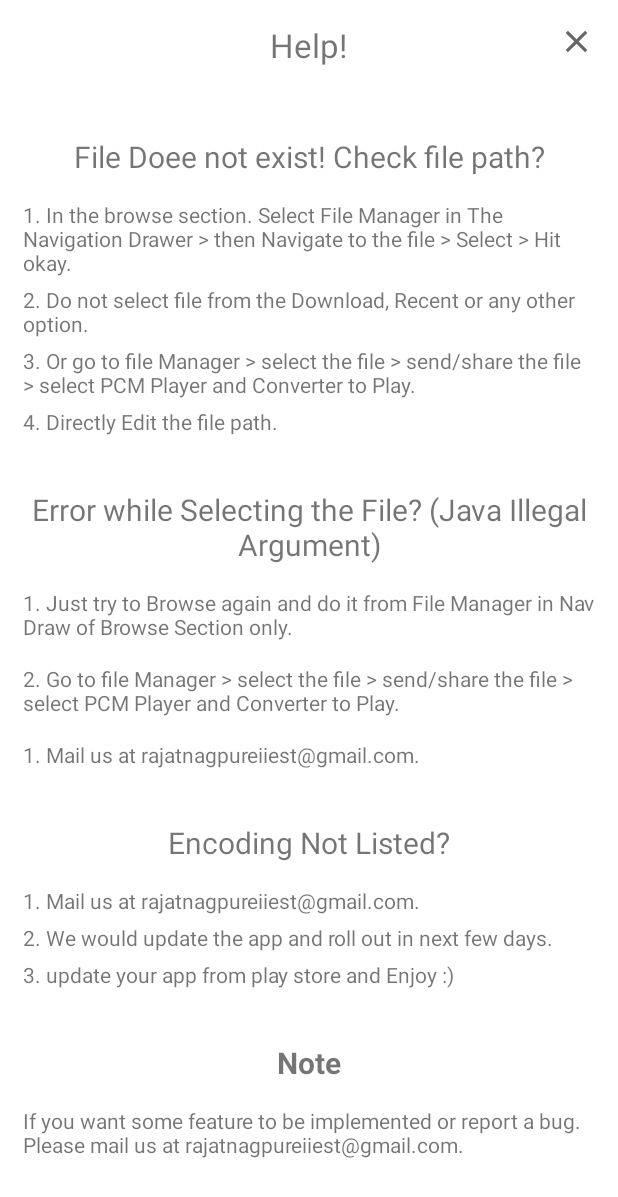
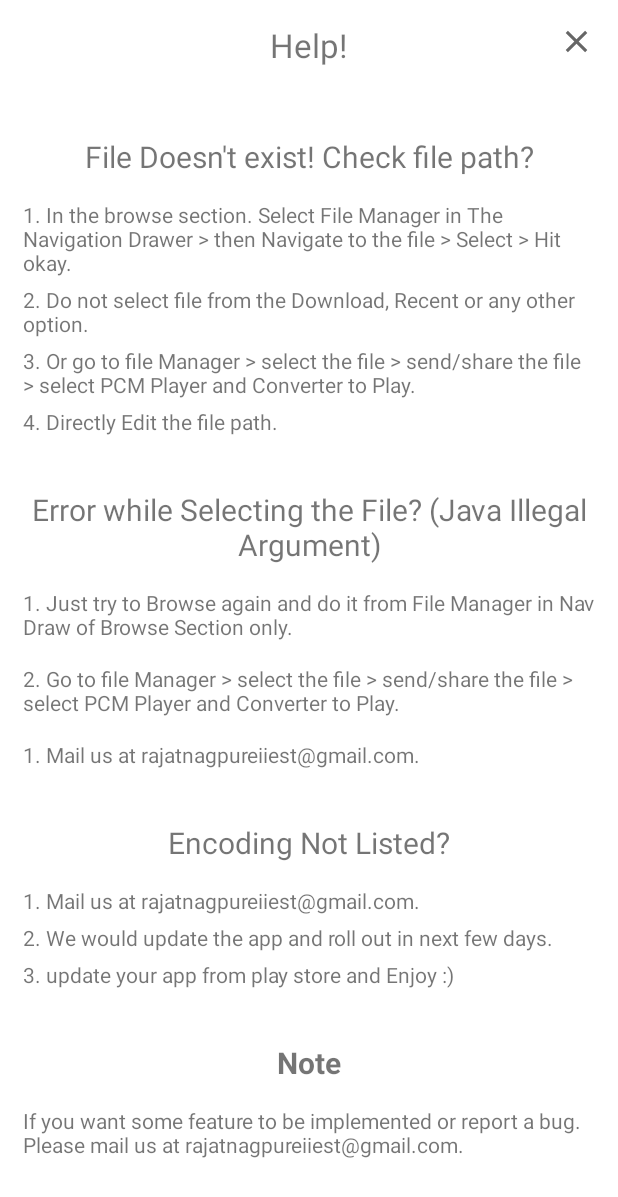
Before and after one commit to rajatnagpure/PCM-Player-Converter, an Android app: the NeedHelp screen opened directly, with no data from a screen before it, on a phone screen of 412 x 824 dp. Shown: the top 1197 px of the screen. Run offline under Robolectric (Android 15) with nearby library versions, the light colour scheme and no system bars.

Commit message:
Extracted all string values

```diff
--- a/app/src/main/res/layout/activity_need_help.xml
+++ b/app/src/main/res/layout/activity_need_help.xml
@@ -59,7 +59,7 @@
                     android:layout_width="match_parent"
                     android:layout_height="wrap_content"
                     android:gravity="center"
-                    android:text="File Doee not exist! Check file path?"
+                    android:text="@string/file_doee_not_exist_check_file_path"
                     android:textSize="20sp" />
 
                 <View
@@ -69,7 +69,7 @@
                 <TextView
                     android:layout_width="match_parent"
                     android:layout_height="wrap_content"
-                    android:text="1. In the browse section. Select File Manager in The Navigation Drawer > then Navigate to the file > Select > Hit okay."
+                    android:text="@string/_1_in_the_browse_section_select_file_manager_in_the_navigation_drawer_then_navigate_to_the_file_select_hit_okay"
                     android:textSize="14sp" />
 
                 <View
@@ -79,7 +79,7 @@
                 <TextView
                     android:layout_width="match_parent"
                     android:layout_height="wrap_content"
-                    android:text="2. Do not select file from the Download, Recent or any other option."
+                    android:text="@string/_2_do_not_select_file_from_the_download_recent_or_any_other_option"
                     android:textSize="14sp" />
                 <View
                     android:layout_width="0dp"
@@ -88,7 +88,7 @@
                 <TextView
                     android:layout_width="match_parent"
                     android:layout_height="wrap_content"
-                    android:text="3. Or go to file Manager > select the file > send/share the file > select PCM Player and Converter to Play."
+                    android:text="@string/_3_or_go_to_file_manager_select_the_file_send_share_the_file_select_pcm_player_and_converter_to_play"
                     android:textSize="14sp" />
 
                 <View
@@ -98,7 +98,7 @@
                 <TextView
                     android:layout_width="match_parent"
                     android:layout_height="wrap_content"
-                    android:text="4. Directly Edit the file path."
+                    android:text="@string/_4_directly_edit_the_file_path"
                     android:textSize="14sp" />
 
             </LinearLayout>
@@ -115,7 +115,7 @@
                     android:layout_width="match_parent"
                     android:layout_height="wrap_content"
                     android:gravity="center"
-                    android:text="Error while Selecting the File? (Java Illegal Argument)"
+                    android:text="@string/error_while_selecting_the_file_java_illegal_argument"
                     android:textSize="20sp" />
 
                 <View
@@ -125,7 +125,7 @@
                 <TextView
                     android:layout_width="match_parent"
                     android:layout_height="wrap_content"
-                    android:text="1. Just try to Browse again and do it from File Manager in Nav Draw of Browse Section only."
+                    android:text="@string/_1_just_try_to_browse_again_and_do_it_from_file_manager_in_nav_draw_of_browse_section_only"
                     android:textSize="14sp" />
 
                 <View
@@ -135,7 +135,7 @@
                 <TextView
                     android:layout_width="match_parent"
                     android:layout_height="wrap_content"
-                    android:text="2. Go to file Manager > select the file > send/share the file > select PCM Player and Converter to Play."
+                    android:text="@string/_2_go_to_file_manager_select_the_file_send_share_the_file_select_pcm_player_and_converter_to_play"
                     android:textSize="14sp" />
 
                 <View
@@ -145,7 +145,7 @@
                 <TextView
                     android:layout_width="match_parent"
                     android:layout_height="wrap_content"
-                    android:text="1. Mail us at rajatnagpureiiest@gmail.com."
+                    android:text="@string/_1_mail_us_at_rajatnagpureiiest_gmail_com"
                     android:textSize="14sp" />
 
             </LinearLayout>
@@ -162,7 +162,7 @@
                     android:layout_width="match_parent"
                     android:layout_height="wrap_content"
                     android:gravity="center"
-                    android:text="Encoding Not Listed?"
+                    android:text="@string/encoding_not_listed"
                     android:textSize="20sp" />
 
                 <View
@@ -172,7 +172,7 @@
                 <TextView
                     android:layout_width="match_parent"
                     android:layout_height="wrap_content"
-                    android:text="1. Mail us at rajatnagpureiiest@gmail.com."
+                    android:text="@string/_1_mail_us_at_rajatnagpureiiest_gmail_com"
                     android:textSize="14sp" />
 
                 <View
@@ -182,7 +182,7 @@
                 <TextView
                     android:layout_width="match_parent"
                     android:layout_height="wrap_content"
-                    android:text="2. We would update the app and roll out in next few days."
+                    android:text="@string/_2_we_would_update_the_app_and_roll_out_in_next_few_days"
                     android:textSize="14sp" />
 
                 <View
@@ -192,7 +192,7 @@
                 <TextView
                     android:layout_width="match_parent"
                     android:layout_height="wrap_content"
-                    android:text="3. update your app from play store and Enjoy :)"
+                    android:text="@string/_3_update_your_app_from_play_store_and_enjoy"
                     android:textSize="14sp" />
 
             </LinearLayout>
@@ -209,7 +209,7 @@
                     android:layout_width="match_parent"
                     android:layout_height="wrap_content"
                     android:gravity="center"
-                    android:text="Note"
+                    android:text="@string/note"
                     android:textStyle="bold"
                     android:textSize="20sp" />
 
@@ -220,7 +220,7 @@
                 <TextView
                     android:layout_width="match_parent"
                     android:layout_height="wrap_content"
-                    android:text="If you want some feature to be implemented or report a bug. Please mail us at rajatnagpureiiest@gmail.com."
+                    android:text="@string/if_you_want_some_feature_to_be_implemented_or_report_a_bug_please_mail_us_at_rajatnagpureiiest_gmail_com"
                     android:textSize="14sp" />
 
                 <View
--- a/app/src/main/res/values/strings.xml
+++ b/app/src/main/res/values/strings.xml
@@ -4,4 +4,19 @@
     <string name="hello_blank_fragment">Hello blank fragment</string>
     <string name="file_path">File Path</string>
     <string name="file_doesn_t_exist_help">Need Help? / File Doesn\'t Exist? / Java Error? </string>
+    <string name="file_doee_not_exist_check_file_path">File Doesn\'t exist! Check file path?</string>
+    <string name="_1_in_the_browse_section_select_file_manager_in_the_navigation_drawer_then_navigate_to_the_file_select_hit_okay"><![CDATA[1. In the browse section. Select File Manager in The Navigation Drawer > then Navigate to the file > Select > Hit okay.]]></string>
+    <string name="_2_do_not_select_file_from_the_download_recent_or_any_other_option">2. Do not select file from the Download, Recent or any other option.</string>
+    <string name="_3_or_go_to_file_manager_select_the_file_send_share_the_file_select_pcm_player_and_converter_to_play"><![CDATA[3. Or go to file Manager > select the file > send/share the file > select PCM Player and Converter to Play.]]></string>
+    <string name="_4_directly_edit_the_file_path">4. Directly Edit the file path.</string>
+    <string name="error_while_selecting_the_file_java_illegal_argument">Error while Selecting the File? (Java Illegal Argument)</string>
+    <string name="_1_just_try_to_browse_again_and_do_it_from_file_manager_in_nav_draw_of_browse_section_only">1. Just try to Browse again and do it from File Manager in Nav Draw of Browse Section only.</string>
+    <string name="_2_go_to_file_manager_select_the_file_send_share_the_file_select_pcm_player_and_converter_to_play"><![CDATA[2. Go to file Manager > select the file > send/share the file > select PCM Player and Converter to Play.]]></string>
+    <string name="_1_mail_us_at_rajatnagpureiiest_gmail_com">1. Mail us at rajatnagpureiiest@gmail.com.</string>
+    <string name="encoding_not_listed">Encoding Not Listed?</string>
+    <string name="_1_mail_us_at_rajatnagpureiiest_gmail_com">1. Mail us at rajatnagpureiiest@gmail.com.</string>
+    <string name="_2_we_would_update_the_app_and_roll_out_in_next_few_days">2. We would update the app and roll out in next few days.</string>
+    <string name="_3_update_your_app_from_play_store_and_enjoy">3. update your app from play store and Enjoy :)</string>
+    <string name="note">Note</string>
+    <string name="if_you_want_some_feature_to_be_implemented_or_report_a_bug_please_mail_us_at_rajatnagpureiiest_gmail_com">If you want some feature to be implemented or report a bug. Please mail us at rajatnagpureiiest@gmail.com.</string>
 </resources>
```
